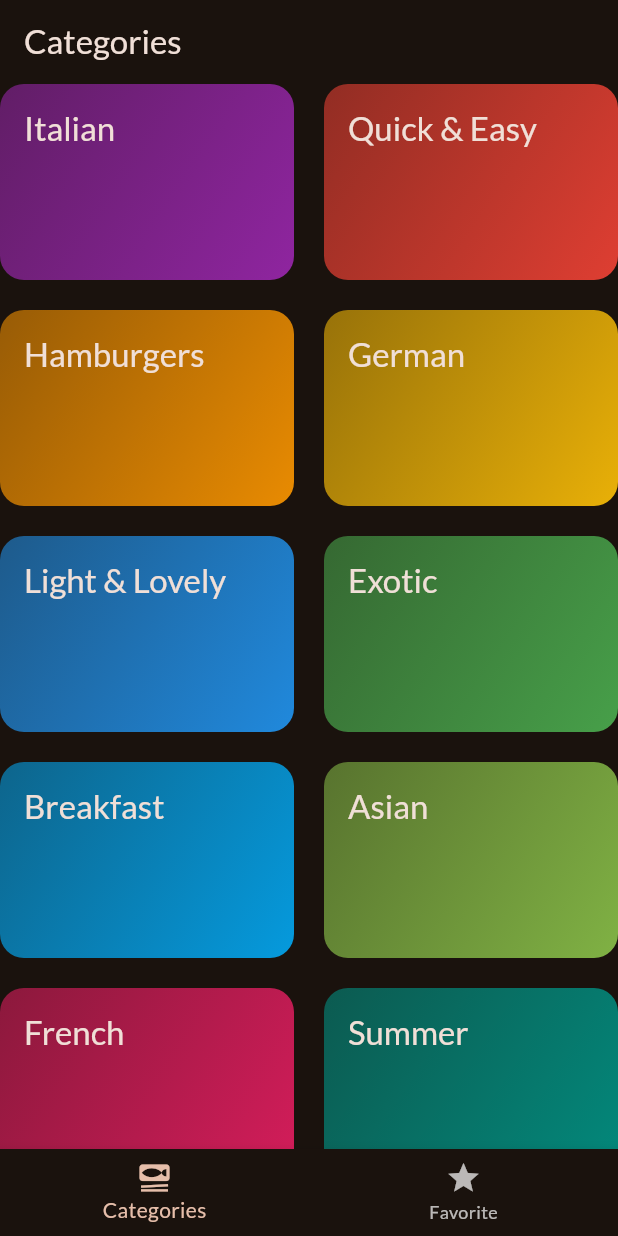
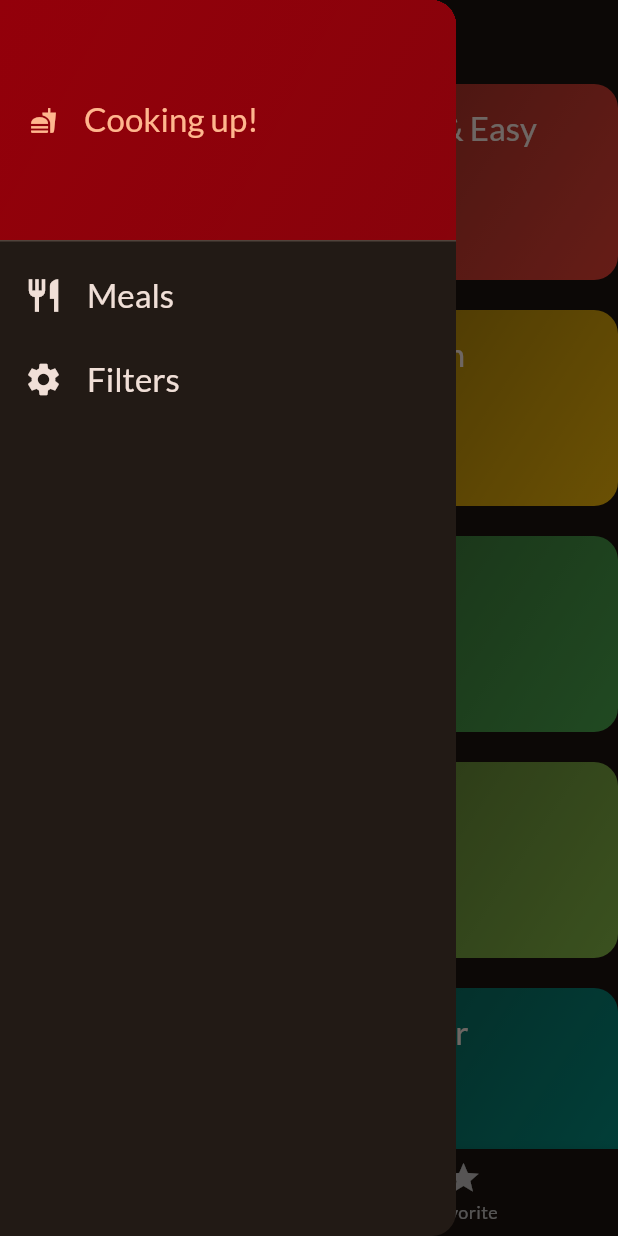
Before and after one commit to IvanRobak/meals, a Flutter app: the screen it shows after launch, with the side drawer open (before the commit the screen has no drawer), on a phone screen of 412 x 824 dp. Run offline on Flutter 3.47's test engine with Material 3 defaults, Android fonts, the phone set to English and light mode, and no system bars; our stand-ins replace google_fonts, transparent_image.

Commit message:
MainDrawer

```diff
--- a/lib/screen/tabs.dart
+++ b/lib/screen/tabs.dart
@@ -2,6 +2,7 @@ import 'package:flutter/material.dart';
 import 'package:meals/model/meal.dart';
 import 'package:meals/screen/categories.dart';
 import 'package:meals/screen/meals.dart';
+import 'package:meals/widgets/main_drawer.dart';
 
 class TabsScreen extends StatefulWidget {
   const TabsScreen({super.key});
@@ -64,6 +65,7 @@ class _TabsScreenState extends State<TabsScreen> {
       appBar: AppBar(
         title: Text(activePageTitle),
       ),
+      drawer: const MainDrawer(),
       body: activePage,
       bottomNavigationBar: BottomNavigationBar(
         onTap: _selectPage,
--- /dev/null
+++ b/lib/widgets/main_drawer.dart
@@ -0,0 +1,70 @@
+import 'package:flutter/material.dart';
+
+class MainDrawer extends StatelessWidget {
+  const MainDrawer({super.key});
+
+  @override
+  Widget build(BuildContext context) {
+    return Drawer(
+      child: Column(
+        children: [
+          DrawerHeader(
+            padding: const EdgeInsets.all(20),
+            decoration: BoxDecoration(
+                gradient: LinearGradient(colors: [
+              Theme.of(context).colorScheme.errorContainer,
+              Theme.of(context).colorScheme.errorContainer.withOpacity(0.9),
+            ], begin: Alignment.topLeft, end: Alignment.bottomRight)),
+            child: Row(
+              children: [
+                Icon(
+                  Icons.fastfood,
+                  size: 18,
+                  color: Theme.of(context).colorScheme.primary,
+                ),
+                const SizedBox(width: 18),
+                Text(
+                  'Cooking up!',
+                  style: Theme.of(context)
+                      .textTheme
+                      .titleLarge!
+                      .copyWith(color: Theme.of(context).colorScheme.primary),
+                )
+              ],
+            ),
+          ),
+          ListTile(
+            leading: Icon(
+              Icons.restaurant,
+              size: 26,
+              color: Theme.of(context).colorScheme.onBackground,
+            ),
+            title: Text(
+              'Meals',
+              style: Theme.of(context)
+                  .textTheme
+                  .titleLarge!
+                  .copyWith(color: Theme.of(context).colorScheme.onBackground),
+            ),
+            onTap: () {},
+          ),
+          ListTile(
+            leading: Icon(
+              Icons.settings,
+              size: 26,
+              color: Theme.of(context).colorScheme.onBackground,
+            ),
+            title: Text(
+              'Filters',
+              style: Theme.of(context)
+                  .textTheme
+                  .titleLarge!
+                  .copyWith(color: Theme.of(context).colorScheme.onBackground),
+            ),
+            onTap: () {},
+          )
+        ],
+      ),
+    );
+  }
+}
```
